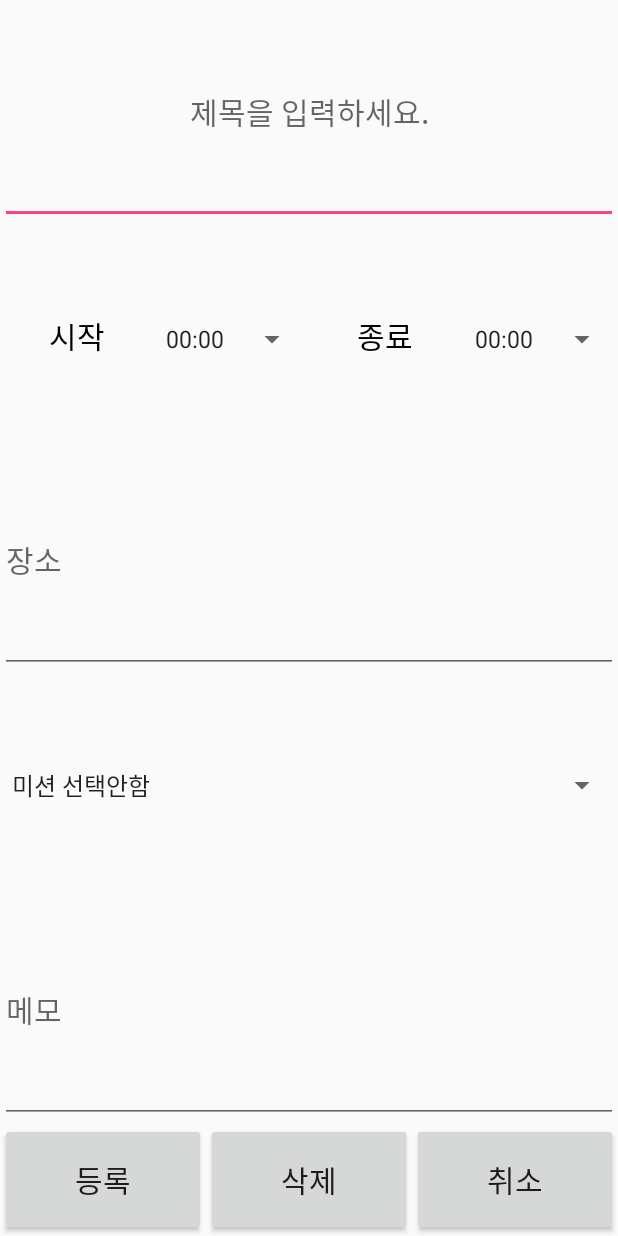
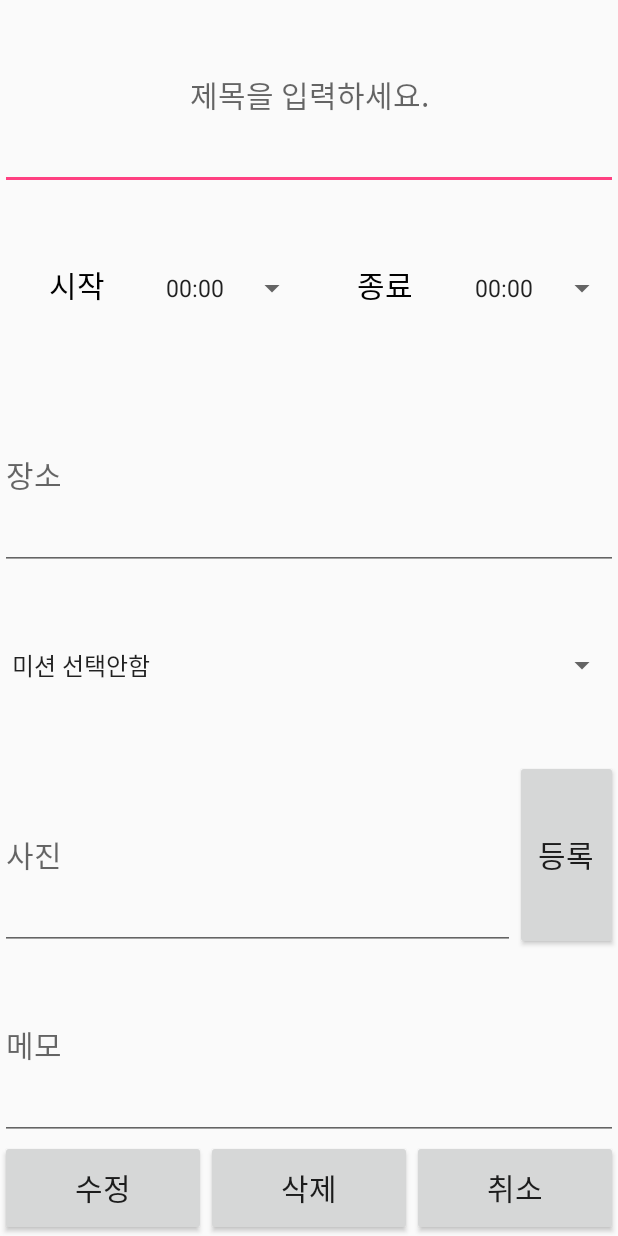
Before and after one commit to kanu1018/m_meto, an Android app: the layout editsubplan.xml on its own in the app's theme, with its tools: preview values and no code run, on a phone screen of 412 x 824 dp. Run offline under Robolectric (Android 15) with nearby library versions, the phone set to English and light mode, and no system bars.

Commit message:
세부계획

```diff
--- a/app/src/main/res/layout/addsubplan.xml
+++ b/app/src/main/res/layout/addsubplan.xml
@@ -28,8 +28,7 @@
             android:id="@+id/add_subplan_starttime"
             android:layout_width="0dp"
             android:layout_weight="1"
-            android:layout_height="wrap_content"
-            android:entries="@array/time"/>
+            android:layout_height="wrap_content" />
         <TextView
             android:layout_width="0dp"
             android:layout_height="match_parent"
@@ -42,8 +41,7 @@
             android:id="@+id/add_subplan_endtime"
             android:layout_width="0dp"
             android:layout_weight="1"
-            android:layout_height="wrap_content"
-            android:entries="@array/time"/>
+            android:layout_height="wrap_content" />
     </LinearLayout>
     <EditText
         android:id="@+id/add_subplan_place"
--- a/app/src/main/res/layout/editsubplan.xml
+++ b/app/src/main/res/layout/editsubplan.xml
@@ -59,6 +59,26 @@
         android:layout_height="0dp"
         android:layout_weight="1"
         android:entries="@array/mission"/>
+    <LinearLayout
+        android:layout_width="match_parent"
+        android:layout_height="0dp"
+        android:layout_weight="1"
+        android:orientation="horizontal">
+        <EditText
+            android:id="@+id/edit_subplan_photo"
+            android:layout_width="0dp"
+            android:layout_height="match_parent"
+            android:layout_weight="5"
+            android:hint="사진"
+            android:textSize="20sp"
+            android:gravity="center|left"/>
+        <Button
+            android:layout_width="0dp"
+            android:layout_height="match_parent"
+            android:layout_weight="1"
+            android:text="등록"
+            android:textSize="20sp"/>
+    </LinearLayout>
     <EditText
         android:id="@+id/edit_subplan_memo"
         android:layout_width="match_parent"
@@ -78,7 +98,7 @@
             android:layout_height="match_parent"
             android:layout_weight="1"
             android:textSize="20sp"
-            android:text="등록"/>
+            android:text="수정"/>
         <Button
             android:id="@+id/edit_subplan_del"
             android:layout_width="0dp"
```
Also changed, not shown: app/src/main/java/com/kitri/meto/m/metour/AddSubPlan.java (+84 -0 lines), app/src/main/java/com/kitri/meto/m/metour/EditSubPlan.java (+35 -5 lines), app/src/main/java/com/kitri/meto/m/metour/ListSubplan.java (+4 -5 lines).
